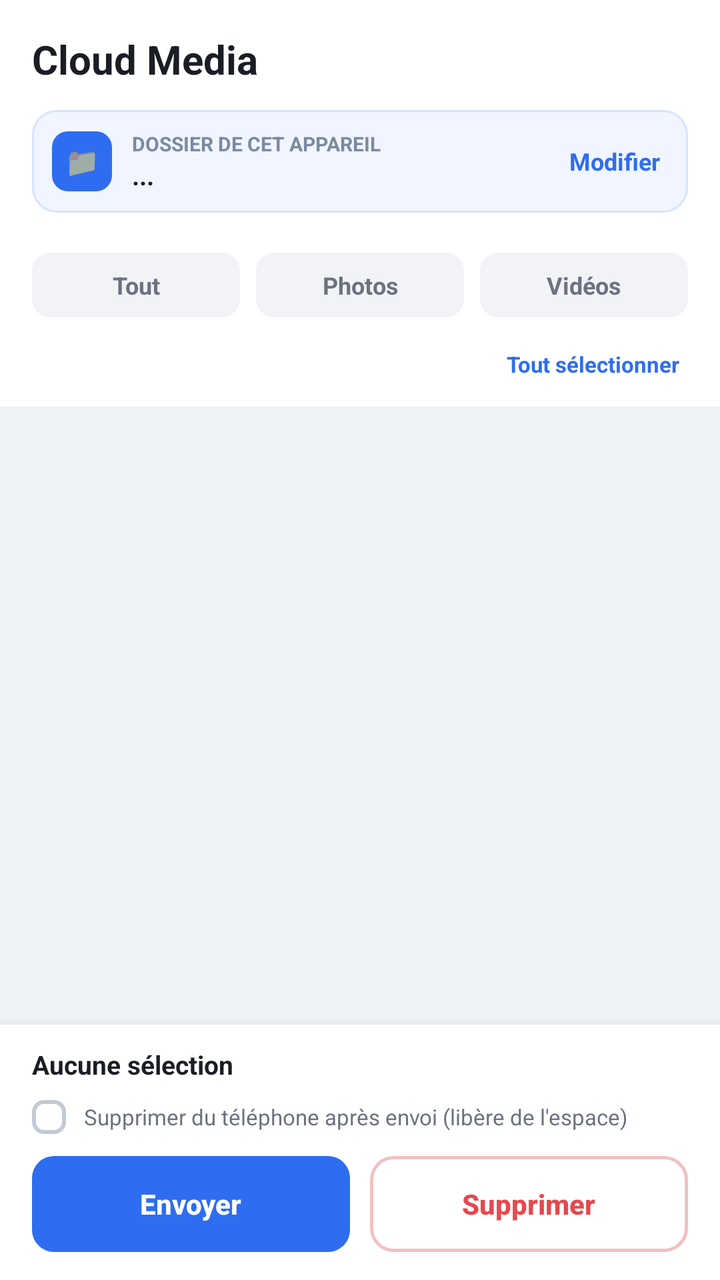
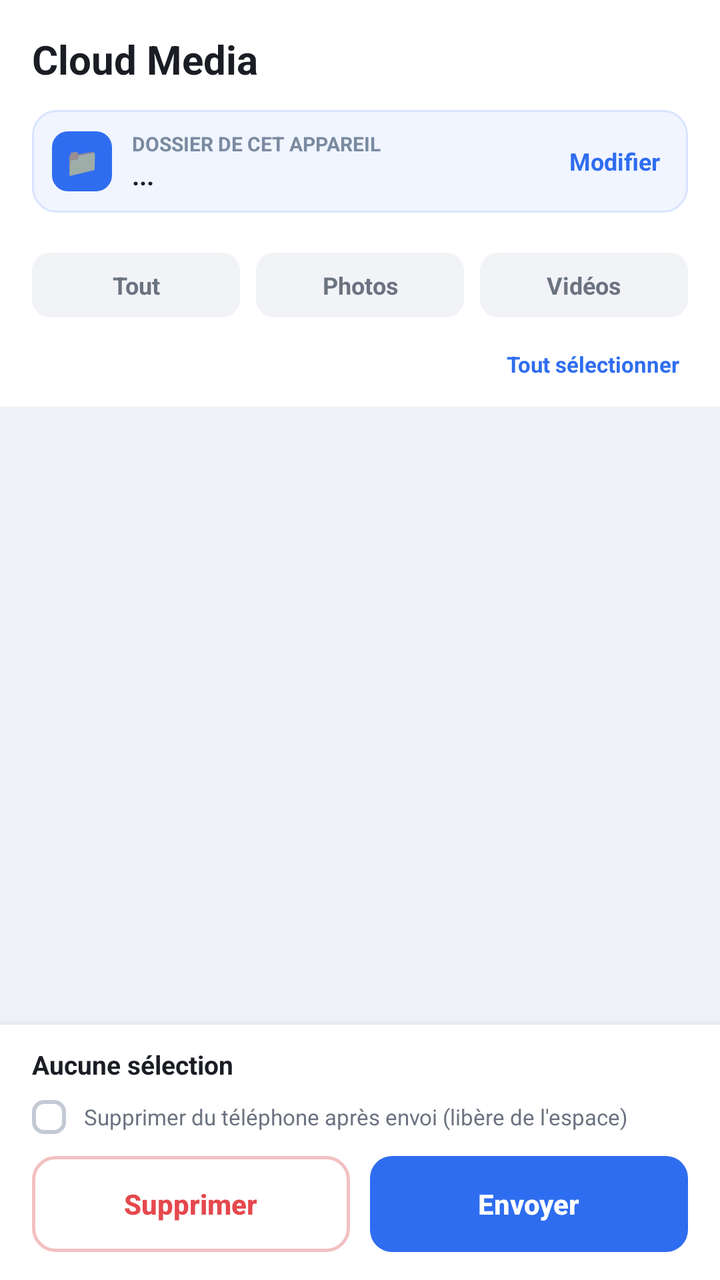

Two renders of the same Android screen: before a commit and after it. Below are the layout's source before the change and the commit's diff.
<!-- AndroidManifest.xml: application theme Theme.CloudMedia -->
<!-- res/layout/activity_main.xml -->
<?xml version="1.0" encoding="utf-8"?>
<LinearLayout xmlns:android="http://schemas.android.com/apk/res/android"
    android:layout_width="match_parent"
    android:layout_height="match_parent"
    android:orientation="vertical"
    android:background="@color/bg">

    
    <LinearLayout
        android:layout_width="match_parent"
        android:layout_height="wrap_content"
        android:orientation="vertical"
        android:background="@color/surface"
        android:paddingStart="16dp"
        android:paddingEnd="16dp"
        android:paddingTop="16dp"
        android:paddingBottom="10dp">

        <TextView
            android:layout_width="wrap_content"
            android:layout_height="wrap_content"
            android:text="Cloud Media"
            android:textColor="@color/text"
            android:textSize="20sp"
            android:textStyle="bold" />

        
        <LinearLayout
            android:layout_width="match_parent"
            android:layout_height="wrap_content"
            android:orientation="horizontal"
            android:gravity="center_vertical"
            android:background="@drawable/bg_device"
            android:padding="10dp"
            android:layout_marginTop="12dp">

            <TextView
                android:layout_width="30dp"
                android:layout_height="30dp"
                android:background="@drawable/bg_device_ico"
                android:gravity="center"
                android:text="📁"
                android:textSize="14sp" />

            <LinearLayout
                android:layout_width="0dp"
                android:layout_height="wrap_content"
                android:layout_weight="1"
                android:orientation="vertical"
                android:layout_marginStart="10dp">
                <TextView
                    android:layout_width="wrap_content"
                    android:layout_height="wrap_content"
                    android:text="DOSSIER DE CET APPAREIL"
                    android:textColor="#7A8AA0"
                    android:textSize="10sp"
                    android:textStyle="bold" />
                <TextView
                    android:id="@+id/devName"
                    android:layout_width="match_parent"
                    android:layout_height="wrap_content"
                    android:text="..."
                    android:textColor="@color/text"
                    android:textSize="13sp"
                    android:textStyle="bold"
                    android:singleLine="true"
                    android:ellipsize="end" />
            </LinearLayout>

            <TextView
                android:id="@+id/devEdit"
                android:layout_width="wrap_content"
                android:layout_height="wrap_content"
                android:text="Modifier"
                android:textColor="@color/blue"
                android:textSize="12sp"
                android:textStyle="bold"
                android:padding="4dp" />
        </LinearLayout>
    </LinearLayout>

    
    <LinearLayout
        android:layout_width="match_parent"
        android:layout_height="wrap_content"
        android:orientation="horizontal"
        android:background="@color/surface"
        android:paddingStart="16dp"
        android:paddingEnd="16dp"
        android:paddingTop="10dp"
        android:paddingBottom="4dp">

        <TextView
            android:id="@+id/tabAll"
            android:layout_width="0dp"
            android:layout_height="wrap_content"
            android:layout_weight="1"
            android:layout_marginEnd="4dp"
            android:background="@drawable/bg_tab"
            android:gravity="center"
            android:paddingTop="8dp"
            android:paddingBottom="8dp"
            android:text="Tout"
            android:textColor="@color/tab_text"
            android:textSize="12sp"
            android:textStyle="bold" />
        <TextView
            android:id="@+id/tabPhoto"
            android:layout_width="0dp"
            android:layout_height="wrap_content"
            android:layout_weight="1"
            android:layout_marginStart="4dp"
            android:layout_marginEnd="4dp"
            android:background="@drawable/bg_tab"
            android:gravity="center"
            android:paddingTop="8dp"
            android:paddingBottom="8dp"
            android:text="Photos"
            android:textColor="@color/tab_text"
            android:textSize="12sp"
            android:textStyle="bold" />
        <TextView
            android:id="@+id/tabVideo"
            android:layout_width="0dp"
            android:layout_height="wrap_content"
            android:layout_weight="1"
            android:layout_marginStart="4dp"
            android:background="@drawable/bg_tab"
            android:gravity="center"
            android:paddingTop="8dp"
            android:paddingBottom="8dp"
            android:text="Vidéos"
            android:textColor="@color/tab_text"
            android:textSize="12sp"
            android:textStyle="bold" />
    </LinearLayout>

    
    <LinearLayout
        android:layout_width="match_parent"
        android:layout_height="wrap_content"
        android:orientation="horizontal"
        android:gravity="center_vertical"
        android:background="@color/surface"
        android:paddingStart="16dp"
        android:paddingEnd="16dp"
        android:paddingTop="8dp"
        android:paddingBottom="10dp">
        <TextView
            android:id="@+id/totalCnt"
            android:layout_width="0dp"
            android:layout_height="wrap_content"
            android:layout_weight="1"
            android:text=""
            android:textColor="#8A93A0"
            android:textSize="11sp" />
        <TextView
            android:id="@+id/selAll"
            android:layout_width="wrap_content"
            android:layout_height="wrap_content"
            android:text="Tout sélectionner"
            android:textColor="@color/blue"
            android:textSize="11sp"
            android:textStyle="bold"
            android:padding="4dp" />
    </LinearLayout>

    
    <androidx.recyclerview.widget.RecyclerView
        android:id="@+id/recycler"
        android:layout_width="match_parent"
        android:layout_height="0dp"
        android:layout_weight="1"
        android:paddingStart="11dp"
        android:paddingEnd="11dp"
        android:paddingTop="6dp"
        android:clipToPadding="false" />

    
    <LinearLayout
        android:layout_width="match_parent"
        android:layout_height="wrap_content"
        android:orientation="vertical"
        android:background="@color/surface"
        android:paddingStart="16dp"
        android:paddingEnd="16dp"
        android:paddingTop="11dp"
        android:paddingBottom="14dp"
        android:elevation="8dp">

        <ProgressBar
            android:id="@+id/progress"
            style="?android:attr/progressBarStyleHorizontal"
            android:layout_width="match_parent"
            android:layout_height="wrap_content"
            android:progressTint="@color/blue"
            android:visibility="gone"
            android:layout_marginBottom="8dp" />

        <LinearLayout
            android:layout_width="match_parent"
            android:layout_height="wrap_content"
            android:orientation="horizontal"
            android:gravity="center_vertical"
            android:layout_marginBottom="9dp">
            <TextView
                android:id="@+id/selCount"
                android:layout_width="0dp"
                android:layout_height="wrap_content"
                android:layout_weight="1"
                android:text="Aucune sélection"
                android:textColor="@color/text"
                android:textSize="13sp"
                android:textStyle="bold" />
            <TextView
                android:id="@+id/selSize"
                android:layout_width="wrap_content"
                android:layout_height="wrap_content"
                android:text=""
                android:textColor="#8A93A0"
                android:textSize="12sp"
                android:textStyle="bold" />
        </LinearLayout>

        <LinearLayout
            android:id="@+id/optDelete"
            android:layout_width="match_parent"
            android:layout_height="wrap_content"
            android:orientation="horizontal"
            android:gravity="center_vertical"
            android:layout_marginBottom="11dp">
            <TextView
                android:id="@+id/optBox"
                android:layout_width="17dp"
                android:layout_height="17dp"
                android:background="@drawable/bg_optbox"
                android:gravity="center"
                android:text=""
                android:textColor="#FFFFFF"
                android:textSize="11sp" />
            <TextView
                android:layout_width="wrap_content"
                android:layout_height="wrap_content"
                android:layout_marginStart="9dp"
                android:text="Supprimer du téléphone après envoi (libère de l'espace)"
                android:textColor="@color/muted"
                android:textSize="11sp" />
        </LinearLayout>

        <LinearLayout
            android:layout_width="match_parent"
            android:layout_height="wrap_content"
            android:orientation="horizontal">
            <Button
                android:id="@+id/btnSend"
                android:layout_width="0dp"
                android:layout_height="wrap_content"
                android:layout_weight="1"
                android:layout_marginEnd="5dp"
                android:background="@drawable/bg_send"
                android:text="Envoyer"
                android:textColor="#FFFFFF"
                android:textStyle="bold"
                android:textAllCaps="false"
                android:stateListAnimator="@null" />
            <Button
                android:id="@+id/btnDel"
                android:layout_width="0dp"
                android:layout_height="wrap_content"
                android:layout_weight="1"
                android:layout_marginStart="5dp"
                android:background="@drawable/bg_delete"
                android:text="Supprimer"
                android:textColor="@color/danger"
                android:textStyle="bold"
                android:textAllCaps="false"
                android:stateListAnimator="@null" />
        </LinearLayout>
    </LinearLayout>
</LinearLayout>
<!-- resources referenced by this layout -->
<resources>
  <color name="bg">#EEF1F5</color>
  <color name="blue">#2F6DF0</color>
  <color name="danger">#E5484D</color>
  <color name="muted">#6B7280</color>
  <color name="surface">#FFFFFF</color>
  <color name="text">#1A1D24</color>
  <!-- drawable bg_delete (drawable) -->
  <shape xmlns:android="http://schemas.android.com/apk/res/android" android:shape="rectangle">
      <solid android:color="#FFFFFF"/>
      <stroke android:width="1.5dp" android:color="#F3C0C2"/>
      <corners android:radius="11dp"/>
  </shape>
  <!-- drawable bg_device (drawable) -->
  <shape xmlns:android="http://schemas.android.com/apk/res/android" android:shape="rectangle">
      <solid android:color="#F0F5FF"/>
      <stroke android:width="1dp" android:color="#D8E4FF"/>
      <corners android:radius="12dp"/>
  </shape>
  <!-- drawable bg_device_ico (drawable) -->
  <shape xmlns:android="http://schemas.android.com/apk/res/android" android:shape="rectangle">
      <solid android:color="#2F6DF0"/>
      <corners android:radius="8dp"/>
  </shape>
  <!-- drawable bg_optbox (drawable) -->
  <selector xmlns:android="http://schemas.android.com/apk/res/android">
      <item android:state_selected="true">
          <shape android:shape="rectangle">
              <solid android:color="#2F6DF0"/>
              <corners android:radius="5dp"/>
          </shape>
      </item>
      <item>
          <shape android:shape="rectangle">
              <solid android:color="#FFFFFF"/>
              <stroke android:width="2dp" android:color="#C3CAD4"/>
              <corners android:radius="5dp"/>
          </shape>
      </item>
  </selector>
  <!-- drawable bg_send (drawable) -->
  <shape xmlns:android="http://schemas.android.com/apk/res/android" android:shape="rectangle">
      <solid android:color="#2F6DF0"/>
      <corners android:radius="11dp"/>
  </shape>
  <!-- drawable bg_tab (drawable) -->
  <selector xmlns:android="http://schemas.android.com/apk/res/android">
      <item android:state_selected="true">
          <shape android:shape="rectangle">
              <solid android:color="#2F6DF0"/>
              <corners android:radius="9dp"/>
          </shape>
      </item>
      <item>
          <shape android:shape="rectangle">
              <solid android:color="#F1F3F7"/>
              <corners android:radius="9dp"/>
          </shape>
      </item>
  </selector>
  <style name="Theme.CloudMedia" parent="Theme.MaterialComponents.Light.NoActionBar">
          <item name="colorPrimary">@color/blue</item>
          <item name="colorPrimaryVariant">@color/blue</item>
          <item name="colorOnPrimary">#FFFFFF</item>
          <item name="android:statusBarColor">@color/surface</item>
          <item name="android:windowLightStatusBar">true</item>
      </style>
</resources>

<!-- the commit's change to res/layout/activity_main.xml (unified diff, before → after) -->
@@ -252,29 +252,29 @@
             android:layout_height="wrap_content"
             android:orientation="horizontal">
             <Button
+                android:id="@+id/btnDel"
+                android:layout_width="0dp"
+                android:layout_height="wrap_content"
+                android:layout_weight="1"
+                android:layout_marginEnd="5dp"
+                android:background="@drawable/bg_delete"
+                android:text="Supprimer"
+                android:textColor="@color/danger"
+                android:textStyle="bold"
+                android:textAllCaps="false"
+                android:stateListAnimator="@null" />
+            <Button
                 android:id="@+id/btnSend"
                 android:layout_width="0dp"
                 android:layout_height="wrap_content"
                 android:layout_weight="1"
-                android:layout_marginEnd="5dp"
+                android:layout_marginStart="5dp"
                 android:background="@drawable/bg_send"
                 android:text="Envoyer"
                 android:textColor="#FFFFFF"
                 android:textStyle="bold"
                 android:textAllCaps="false"
                 android:stateListAnimator="@null" />
-            <Button
-                android:id="@+id/btnDel"
-                android:layout_width="0dp"
-                android:layout_height="wrap_content"
-                android:layout_weight="1"
-                android:layout_marginStart="5dp"
-                android:background="@drawable/bg_delete"
-                android:text="Supprimer"
-                android:textColor="@color/danger"
-                android:textStyle="bold"
-                android:textAllCaps="false"
-                android:stateListAnimator="@null" />
         </LinearLayout>
     </LinearLayout>
 </LinearLayout>
